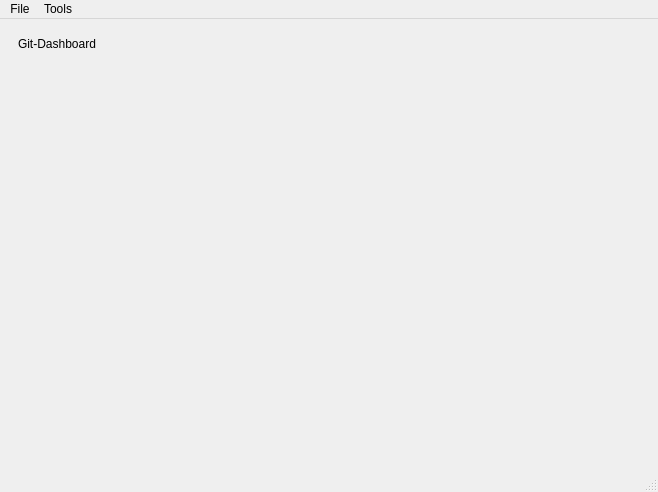
jplflyer/Git-Dashboard, file Git-Dashboard/MainWindow.ui: the form before one commit.
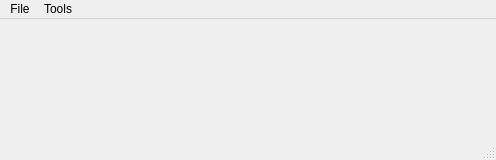
The form after the commit.

```diff
--- a/Git-Dashboard/MainWindow.ui
+++ b/Git-Dashboard/MainWindow.ui
@@ -6,8 +6,8 @@
    <rect>
     <x>0</x>
     <y>0</y>
-    <width>658</width>
-    <height>492</height>
+    <width>496</width>
+    <height>160</height>
    </rect>
   </property>
   <property name="windowTitle">
@@ -15,16 +15,33 @@
   </property>
   <widget class="QWidget" name="centralwidget">
    <layout class="QGridLayout" name="gridLayout">
+    <property name="leftMargin">
+     <number>0</number>
+    </property>
+    <property name="topMargin">
+     <number>0</number>
+    </property>
+    <property name="rightMargin">
+     <number>0</number>
+    </property>
+    <property name="bottomMargin">
+     <number>0</number>
+    </property>
     <item row="0" column="0">
      <widget class="QWidget" name="rowsContainer" native="true">
       <layout class="QVBoxLayout" name="verticalLayout">
-       <item>
-        <widget class="QLabel" name="label">
-         <property name="text">
-          <string>Git-Dashboard</string>
-         </property>
-        </widget>
-       </item>
+       <property name="leftMargin">
+        <number>4</number>
+       </property>
+       <property name="topMargin">
+        <number>4</number>
+       </property>
+       <property name="rightMargin">
+        <number>4</number>
+       </property>
+       <property name="bottomMargin">
+        <number>4</number>
+       </property>
       </layout>
      </widget>
     </item>
@@ -61,7 +78,7 @@
     <rect>
      <x>0</x>
      <y>0</y>
-     <width>658</width>
+     <width>496</width>
      <height>22</height>
     </rect>
    </property>
```
